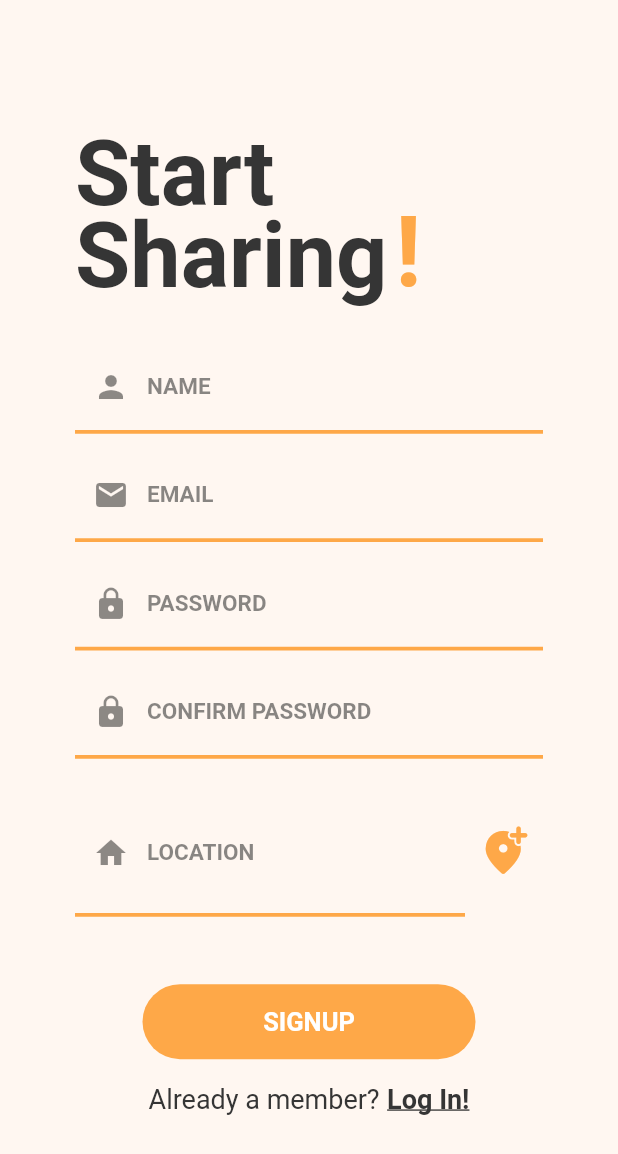
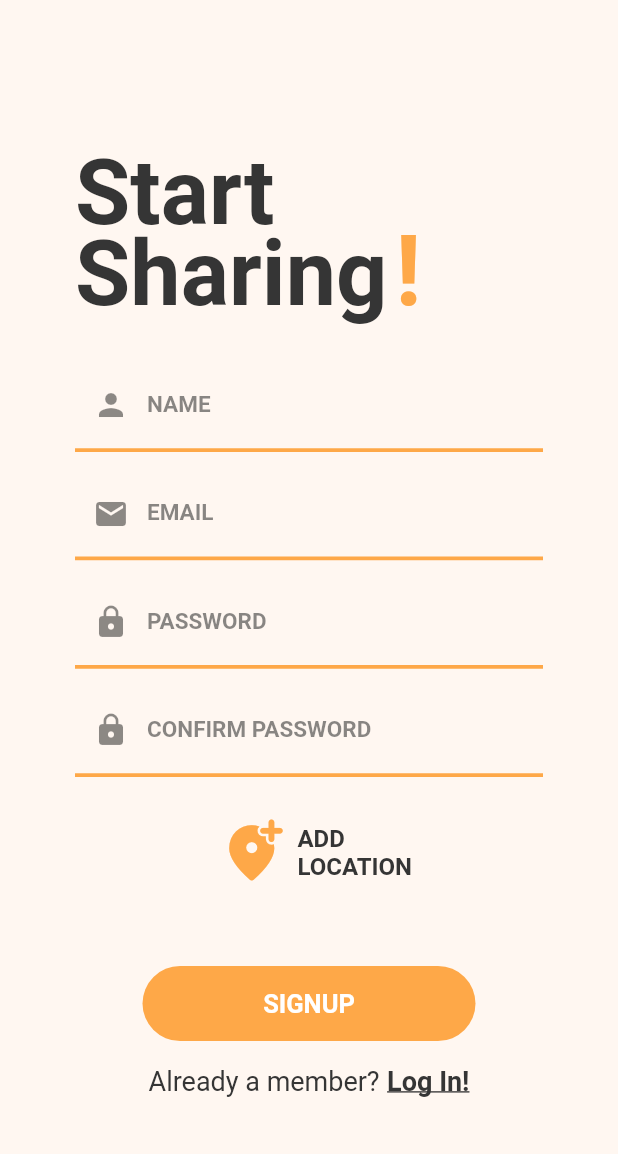
Before and after one commit to Food-For-Good/ffg-mobile, a Flutter app: the RegisterScreen screen opened by its route, on a phone screen of 412 x 824 dp. Shown: the top 1154 px of the screen. Run offline on Flutter 3.47's test engine with Material 2 defaults, Android fonts, the phone set to English and light mode, and no system bars; our stand-ins replace cloud_firestore, firebase_auth, flushbar, flutter_map, flutter_spinkit, font_awesome_flutter and 3 more; missing offline and left inert: geocoder, mapbox_gl; accounts and stored records are empty; Roboto replaces fonts that are missing (Proxima Nova).

Commit message:
Conditionally showing the text box for address.

```diff
--- a/lib/screens/register_screen.dart
+++ b/lib/screens/register_screen.dart
@@ -144,15 +144,17 @@ class RegisterScreenState extends State<RegisterScreen> {
                           Consumer<AddressModel>(
                             builder: (context, addressModel, child) {
                               return Row(
-                                // mainAxisAlignment: MainAxisAlignment.center,
+                                mainAxisAlignment: MainAxisAlignment.center,
                                 children: <Widget>[
+                                  if (addressModel.text.length > 0)
                                     Container(
                                       width: 260.0,
                                       child: CustomTextFeild(
                                         label: 'LOCATION',
                                         prefixIcon: Icon(Icons.home),
                                         lines: 2,
-                                      editingController: TextEditingController(
+                                        editingController:
+                                            TextEditingController(
                                           text: addressModel.text,
                                         ),
                                       ),
@@ -163,7 +165,26 @@ class RegisterScreenState extends State<RegisterScreen> {
                                     onPressed: () {
                                       this._openAddressModal(addressModel);
                                     },
-                                    iconSize: 35.0,
+                                    iconSize: addressModel.text.length == 0
+                                        ? 45.0
+                                        : 35.0,
+                                  ),
+                                  if (addressModel.text.length == 0)
+                                    Column(
+                                      crossAxisAlignment:
+                                          CrossAxisAlignment.start,
+                                      children: [
+                                        Text(
+                                          'ADD',
+                                          style: kTextStyle.copyWith(
+                                              fontWeight: FontWeight.bold),
+                                        ),
+                                        Text(
+                                          'LOCATION',
+                                          style: kTextStyle.copyWith(
+                                              fontWeight: FontWeight.bold),
+                                        ),
+                                      ],
                                     ),
                                 ],
                               );
```
Also changed, not shown: pubspec.lock. Lines whose indentation alone changed are shown as unchanged.
